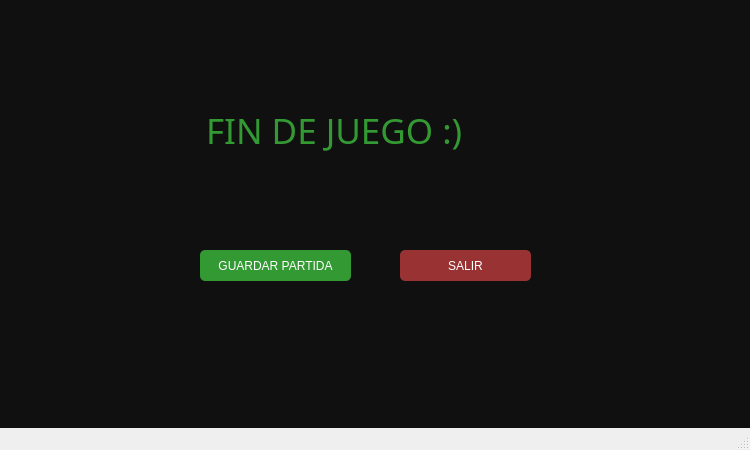
javierjose1224/Proyecto_final, file endgame.ui: the form before one commit.
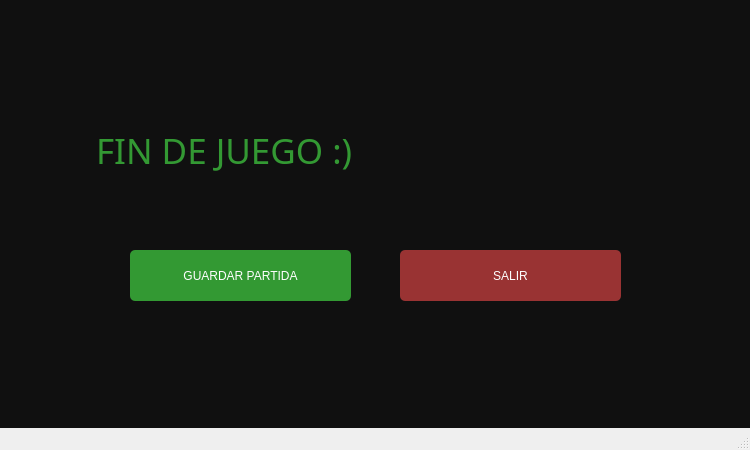
The form after the commit.

```diff
--- a/endgame.ui
+++ b/endgame.ui
@@ -471,17 +471,17 @@
     <widget class="QLabel" name="label_4">
      <property name="geometry">
       <rect>
-       <x>160</x>
-       <y>110</y>
-       <width>401</width>
-       <height>41</height>
+       <x>50</x>
+       <y>100</y>
+       <width>651</width>
+       <height>101</height>
       </rect>
      </property>
      <property name="font">
       <font>
-       <family>Segoe Script</family>
-       <pointsize>26</pointsize>
-       <weight>9</weight>
+       <family>MV Boli</family>
+       <pointsize>48</pointsize>
+       <weight>50</weight>
        <italic>false</italic>
        <bold>false</bold>
       </font>
@@ -501,10 +501,10 @@
     <widget class="QPushButton" name="loginButton">
      <property name="geometry">
       <rect>
-       <x>200</x>
+       <x>130</x>
        <y>250</y>
-       <width>151</width>
-       <height>31</height>
+       <width>221</width>
+       <height>51</height>
       </rect>
      </property>
      <property name="styleSheet">
@@ -522,8 +522,8 @@
       <rect>
        <x>400</x>
        <y>250</y>
-       <width>131</width>
-       <height>31</height>
+       <width>221</width>
+       <height>51</height>
       </rect>
      </property>
      <property name="styleSheet">
```
Left out of the diff: 4 changed lines with no effect on the pictures.
